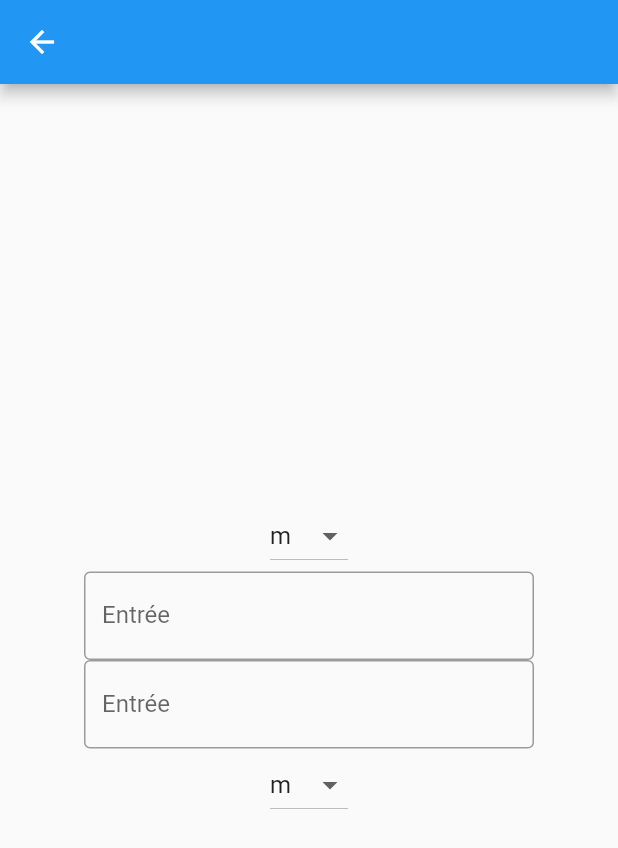
After one commit to apelerin/toolbox_rainbow_warriors, a Flutter app: the screen it shows after launch, after a tap on "Conversion des distances", on a phone screen of 412 x 824 dp. The commit adds this screen. Shown: the top 848 px of the screen. Run offline on Flutter 3.47's test engine with Material 2 defaults, Android fonts, the phone set to English and light mode, and no system bars.

Commit message:
Merge distance conversion

```diff
--- /dev/null
+++ b/lib/distance_conversion_page.dart
@@ -0,0 +1,133 @@
+import 'package:flutter/material.dart';
+import 'package:flutter/services.dart';
+
+class DistanceConversionPage extends StatefulWidget {
+  static const String tag = "distance_conversion_page";
+
+  @override
+  _DistanceConversionPageState createState() => _DistanceConversionPageState();
+}
+
+class Unit {
+  String shortName;
+  double multiplierToNanoMeter;
+
+  Unit(this.shortName, this.multiplierToNanoMeter);
+}
+
+class _DistanceConversionPageState extends State<DistanceConversionPage> {
+  static List<Unit> units = [
+    Unit("km", 1000000000000),
+    Unit("dm", 10000000000),
+    Unit("m", 1000000000),
+    Unit("cm", 10000000),
+    Unit("mm", 1000000),
+    Unit("nm", 1),
+    Unit("yd", 9.14400000000),
+    Unit("ft", 3.04800000000),
+    Unit("in", 2.540000000),
+  ];
+
+  final controllerInput1 = TextEditingController();
+  final controllerInput2 = TextEditingController();
+  Unit selectedUnit1 = units.firstWhere((element) => element.shortName == "m");
+  Unit selectedUnit2 = units.firstWhere((element) => element.shortName == "m");
+
+  void selectUnit1(unit) {
+    setState(() {
+      selectedUnit1 = unit;
+      if (controllerInput1.text != '') {
+        convert("2");
+      }
+    });
+  }
+
+  void selectUnit2(unit) {
+    setState(() {
+      selectedUnit2 = unit;
+      if (controllerInput1.text != '') {
+        convert("1");
+      }
+    });
+  }
+
+  void convert(String whichInput) {
+    setState(() {
+      if (whichInput == "1") {
+        controllerInput2.text = (double.parse(controllerInput1.text) *
+                selectedUnit1.multiplierToNanoMeter /
+                selectedUnit2.multiplierToNanoMeter)
+            .toString();
+      } else {
+        controllerInput1.text = (double.parse(controllerInput2.text) *
+                selectedUnit2.multiplierToNanoMeter /
+                selectedUnit1.multiplierToNanoMeter)
+            .toString();
+      }
+    });
+  }
+
+  String compute(String input) {
+    double multiplier = selectedUnit1.multiplierToNanoMeter *
+        selectedUnit2.multiplierToNanoMeter;
+    return (double.parse(input) * multiplier).toString();
+  }
+
+  @override
+  Widget build(BuildContext context) {
+    return Scaffold(
+      appBar: AppBar(),
+      body: Center(
+        child: Column(
+          mainAxisAlignment: MainAxisAlignment.center,
+          children: [
+            Column(
+              children: [
+                dropDownUnits(units, selectUnit1, selectedUnit1),
+                textInputNumberInSizeBox(controllerInput1, convert, "1"),
+                textInputNumberInSizeBox(controllerInput2, convert, "2"),
+                dropDownUnits(units, selectUnit2, selectedUnit2),
+              ],
+            ),
+          ],
+        ),
+      ),
+    );
+  }
+}
+
+Widget dropDownUnits(List<Unit> units, Function selectedFunction, selected) {
+  return DropdownButton<Unit>(
+    value: selected,
+    items: units.map<DropdownMenuItem<Unit>>((Unit value) {
+      return DropdownMenuItem<Unit>(
+        value: value,
+        child: Text(value.shortName),
+      );
+    }).toList(),
+    onChanged: (Unit? newValue) {
+      selectedFunction(newValue);
+    },
+  );
+}
+
+Widget textInputNumberInSizeBox(
+    TextEditingController controller, Function convert, whichInput) {
+  return SizedBox(
+    width: 300,
+    child: TextField(
+      controller: controller,
+      keyboardType: TextInputType.number,
+      inputFormatters: <TextInputFormatter>[
+        FilteringTextInputFormatter.allow(RegExp(r'[0-9]')),
+      ],
+      onEditingComplete: () {
+        convert(whichInput);
+      },
+      decoration: const InputDecoration(
+        border: OutlineInputBorder(),
+        labelText: 'Entrée',
+      ),
+    ),
+  );
+}
--- a/lib/home_page.dart
+++ b/lib/home_page.dart
@@ -9,9 +9,7 @@ class _HomePageState extends State<HomePage> {
   @override
   Widget build(BuildContext context) {
     return Scaffold(
-        appBar: AppBar(
-          actions: [Text('toto')],
-        ),
+        appBar: AppBar(),
         body: GridView.count(
           primary: false,
           padding: const EdgeInsets.all(20),
@@ -35,7 +33,17 @@ class _HomePageState extends State<HomePage> {
               },
               child: Container(
                 padding: const EdgeInsets.all(8),
-                child: const Text("Promotion utility"),
+                child: const Text("Calcul de promotion"),
+                color: Colors.teal[100],
+              ),
+            ),
+            InkWell(
+              onTap: () {
+                Navigator.of(context).pushNamed('distance_conversion_page');
+              },
+              child: Container(
+                padding: const EdgeInsets.all(8),
+                child: const Text("Conversion des distances"),
                 color: Colors.teal[100],
               ),
             ),
--- a/lib/main.dart
+++ b/lib/main.dart
@@ -1,4 +1,5 @@
 import 'package:flutter/material.dart';
+import 'package:toolbox/distance_conversion_page.dart';
 import 'package:toolbox/home_page.dart';
 import 'package:toolbox/promotion_page.dart';
 import 'package:toolbox/test_page.dart';
@@ -21,7 +22,8 @@ class _MyAppState extends State<MyApp> {
         TestPage.tag: (context) => TestPage(),
         GetFileSize.tag: (context) => GetFileSize(),
         PromotionPage.tag: (context) => PromotionPage(),
-        //fill with routes for utilitary
+        DistanceConversionPage.tag: (context) => DistanceConversionPage(),
+        //fill with routes for each utility
       },
       debugShowCheckedModeBanner: false,
       title: 'Coding ProjectFlutter Demo',
```
